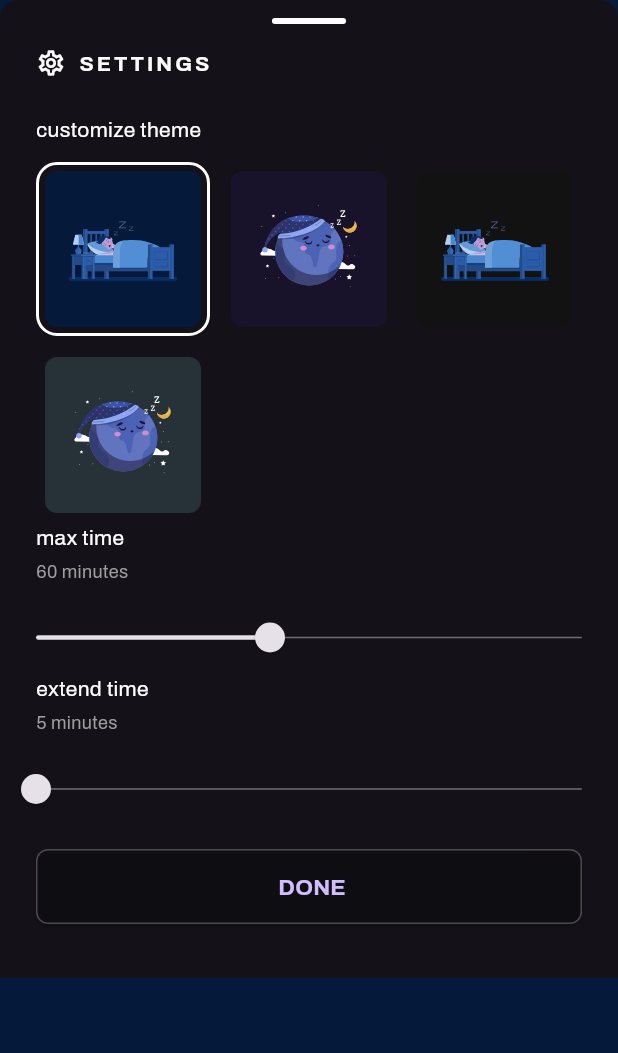
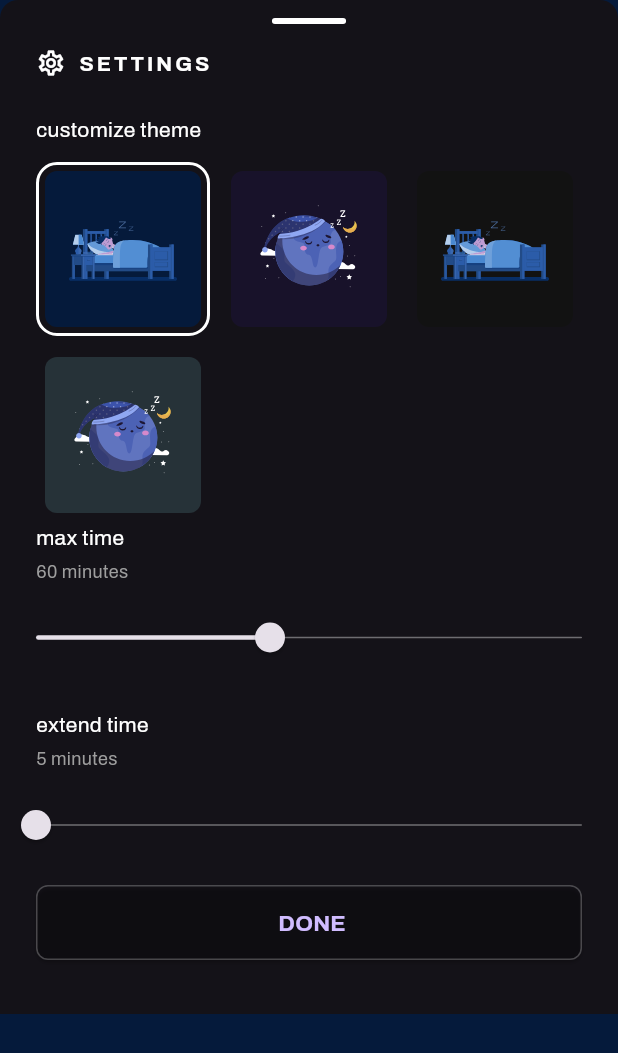
Before and after one commit to tuzkituan/sleep-timer, a Flutter app: the SettingsBottomSheet widget shown alone on an empty page, opened directly, on a phone screen of 412 x 824 dp. Shown: the top 1053 px of the screen. Run offline on Flutter 3.47's test engine with Material 3 defaults, Android fonts, the phone set to English and light mode, and no system bars; our stand-ins replace awesome_notifications, flutter_svg, google_fonts, shared_preferences, shimmer; missing offline and left inert: audio_session; accounts and stored records are empty.

Commit message:
Update: setting spacing

```diff
--- a/lib/components/settings_bottom_sheet/settings_bottom_sheet.dart
+++ b/lib/components/settings_bottom_sheet/settings_bottom_sheet.dart
@@ -94,6 +94,7 @@ class _SettingsBottomSheetState extends State<SettingsBottomSheet> {
                   crossAxisSpacing: 8,
                 ),
                 shrinkWrap: true,
+                physics: const NeverScrollableScrollPhysics(),
                 itemBuilder: (BuildContext context, int index) {
                   ThemeData? theme = ThemeList[themeKeys[index]] ??
                       ThemeList[AppThemeKeys.theme0];
@@ -166,6 +167,9 @@ class _SettingsBottomSheetState extends State<SettingsBottomSheet> {
               ),
             ),
             // ...renderGroup(title: "about me", subtitle: "Lewis Nguyen"),
+            const SizedBox(
+              height: 24,
+            ),
             ...renderGroup(
               title: "extend time",
               subtitle: "5 minutes",
```
